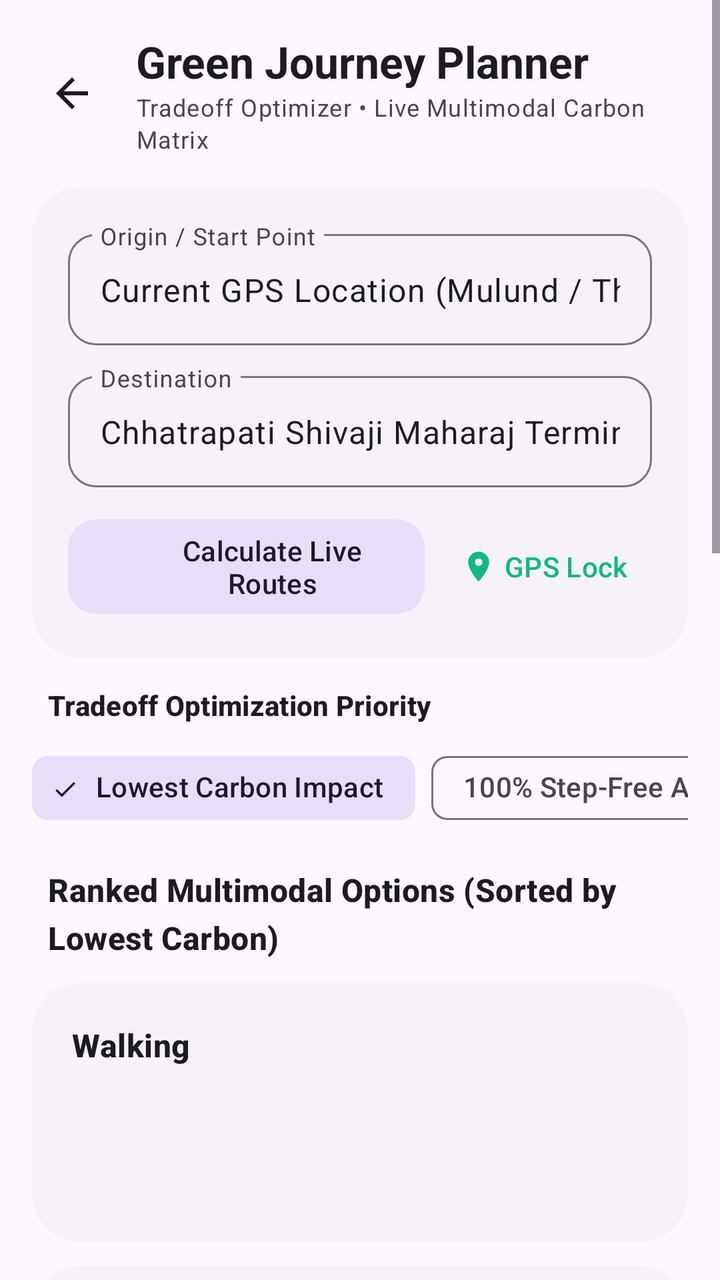
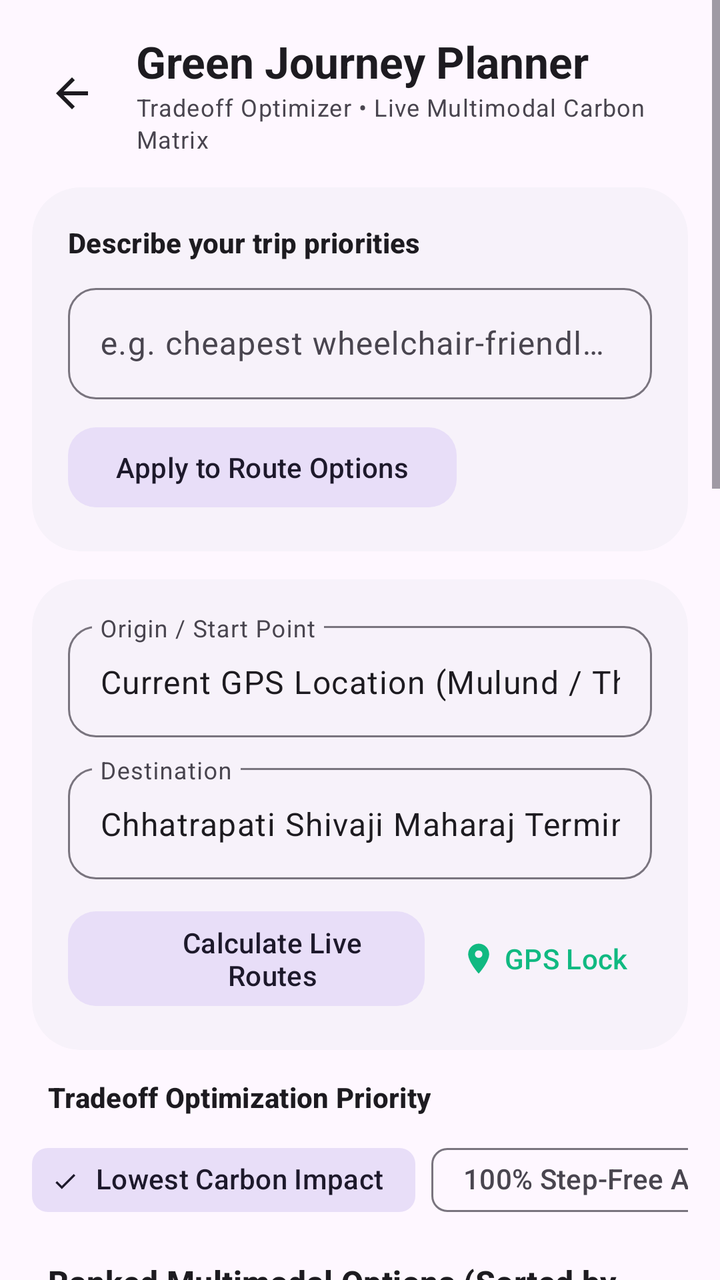

Before-and-after screenshots of an Android layout around one commit, followed by the original layout XML and the change that was made.
<!-- AndroidManifest.xml: application theme Theme.UrbanPulse -->
<!-- res/layout/activity_green_route_planner.xml -->
<?xml version="1.0" encoding="utf-8"?>
<ScrollView xmlns:android="http://schemas.android.com/apk/res/android"
    xmlns:app="http://schemas.android.com/apk/res-auto"
    android:layout_width="match_parent"
    android:layout_height="match_parent"
    android:background="?attr/colorSurface">

    <LinearLayout
        android:layout_width="match_parent"
        android:layout_height="wrap_content"
        android:orientation="vertical"
        android:padding="16dp">

        
        <LinearLayout
            android:layout_width="match_parent"
            android:layout_height="wrap_content"
            android:orientation="horizontal"
            android:gravity="center_vertical"
            android:layout_marginBottom="16dp">

            <ImageButton
                android:id="@+id/btnBack"
                android:layout_width="40dp"
                android:layout_height="40dp"
                android:background="?attr/selectableItemBackgroundBorderless"
                android:src="@drawable/ic_arrow_back"
                app:tint="?attr/colorOnSurface" />

            <LinearLayout
                android:layout_width="0dp"
                android:layout_height="wrap_content"
                android:layout_weight="1"
                android:layout_marginStart="12dp"
                android:orientation="vertical">

                <TextView
                    android:layout_width="wrap_content"
                    android:layout_height="wrap_content"
                    android:text="Green Journey Planner"
                    android:textAppearance="@style/TextAppearance.Material3.TitleLarge"
                    android:textColor="?attr/colorOnSurface"
                    android:textStyle="bold" />

                <TextView
                    android:layout_width="wrap_content"
                    android:layout_height="wrap_content"
                    android:text="Tradeoff Optimizer • Live Multimodal Carbon Matrix"
                    android:textAppearance="@style/TextAppearance.Material3.BodySmall"
                    android:textColor="?attr/colorOnSurfaceVariant" />

            </LinearLayout>

        </LinearLayout>

        
        <com.google.android.material.card.MaterialCardView
            android:layout_width="match_parent"
            android:layout_height="wrap_content"
            style="@style/Widget.Material3.CardView.Filled"
            app:cardCornerRadius="24dp"
            app:cardBackgroundColor="?attr/colorSurfaceContainerLow"
            app:strokeWidth="0dp"
            android:layout_marginBottom="14dp">

            <LinearLayout
                android:layout_width="match_parent"
                android:layout_height="wrap_content"
                android:orientation="vertical"
                android:padding="18dp">

                <com.google.android.material.textfield.TextInputLayout
                    android:id="@+id/inputLayoutOrigin"
                    style="@style/Widget.Material3.TextInputLayout.OutlinedBox"
                    android:layout_width="match_parent"
                    android:layout_height="wrap_content"
                    android:hint="Origin / Start Point"
                    app:boxCornerRadiusTopStart="14dp"
                    app:boxCornerRadiusTopEnd="14dp"
                    app:boxCornerRadiusBottomStart="14dp"
                    app:boxCornerRadiusBottomEnd="14dp">

                    <com.google.android.material.textfield.TextInputEditText
                        android:id="@+id/etOrigin"
                        android:layout_width="match_parent"
                        android:layout_height="wrap_content"
                        android:text="Current GPS Location (Mulund / Thane)"
                        android:inputType="textPostalAddress" />

                </com.google.android.material.textfield.TextInputLayout>

                <com.google.android.material.textfield.TextInputLayout
                    android:id="@+id/inputLayoutDest"
                    style="@style/Widget.Material3.TextInputLayout.OutlinedBox"
                    android:layout_width="match_parent"
                    android:layout_height="wrap_content"
                    android:layout_marginTop="10dp"
                    android:hint="Destination"
                    app:boxCornerRadiusTopStart="14dp"
                    app:boxCornerRadiusTopEnd="14dp"
                    app:boxCornerRadiusBottomStart="14dp"
                    app:boxCornerRadiusBottomEnd="14dp">

                    <com.google.android.material.textfield.TextInputEditText
                        android:id="@+id/etDestination"
                        android:layout_width="match_parent"
                        android:layout_height="wrap_content"
                        android:text="Chhatrapati Shivaji Maharaj Terminus (CSMT)"
                        android:inputType="textPostalAddress" />

                </com.google.android.material.textfield.TextInputLayout>

                <LinearLayout
                    android:layout_width="match_parent"
                    android:layout_height="wrap_content"
                    android:orientation="horizontal"
                    android:gravity="center_vertical"
                    android:layout_marginTop="12dp">

                    <com.google.android.material.button.MaterialButton
                        android:id="@+id/btnRecalculateRoute"
                        style="@style/Widget.Material3.Button.TonalButton"
                        android:layout_width="0dp"
                        android:layout_height="wrap_content"
                        android:layout_weight="1"
                        android:text="Calculate Live Routes"
                        app:cornerRadius="14dp"
                        app:icon="@drawable/ic_traffic" />

                    <com.google.android.material.button.MaterialButton
                        android:id="@+id/btnUseGps"
                        style="@style/Widget.Material3.Button.TextButton"
                        android:layout_width="wrap_content"
                        android:layout_height="wrap_content"
                        android:text="GPS Lock"
                        android:layout_marginStart="6dp"
                        app:icon="@drawable/ic_location_pin" />

                </LinearLayout>

            </LinearLayout>
        </com.google.android.material.card.MaterialCardView>

        
        <TextView
            android:layout_width="wrap_content"
            android:layout_height="wrap_content"
            android:text="Tradeoff Optimization Priority"
            android:textAppearance="@style/TextAppearance.Material3.TitleSmall"
            android:textColor="?attr/colorOnSurface"
            android:textStyle="bold"
            android:layout_marginStart="8dp"
            android:layout_marginBottom="8dp" />

        <HorizontalScrollView
            android:layout_width="match_parent"
            android:layout_height="wrap_content"
            android:scrollbars="none"
            android:layout_marginBottom="16dp">

            <com.google.android.material.chip.ChipGroup
                android:id="@+id/chipGroupTradeoff"
                android:layout_width="wrap_content"
                android:layout_height="wrap_content"
                app:singleSelection="true"
                app:selectionRequired="true">

                <com.google.android.material.chip.Chip
                    android:id="@+id/chipTradeoffEco"
                    android:layout_width="wrap_content"
                    android:layout_height="wrap_content"
                    android:text="Lowest Carbon Impact"
                    android:checked="true"
                    style="@style/Widget.Material3.Chip.Filter" />

                <com.google.android.material.chip.Chip
                    android:id="@+id/chipTradeoffStepFree"
                    android:layout_width="wrap_content"
                    android:layout_height="wrap_content"
                    android:text="100% Step-Free Accessible"
                    style="@style/Widget.Material3.Chip.Filter" />

                <com.google.android.material.chip.Chip
                    android:id="@+id/chipTradeoffFastest"
                    android:layout_width="wrap_content"
                    android:layout_height="wrap_content"
                    android:text="Fastest Travel Time"
                    style="@style/Widget.Material3.Chip.Filter" />

                <com.google.android.material.chip.Chip
                    android:id="@+id/chipTradeoffBudget"
                    android:layout_width="wrap_content"
                    android:layout_height="wrap_content"
                    android:text="Lowest Cost"
                    style="@style/Widget.Material3.Chip.Filter" />

            </com.google.android.material.chip.ChipGroup>
        </HorizontalScrollView>

        
        <TextView
            android:id="@+id/tvRankedHeader"
            android:layout_width="wrap_content"
            android:layout_height="wrap_content"
            android:text="Ranked Multimodal Options (Sorted by Lowest Carbon)"
            android:textAppearance="@style/TextAppearance.Material3.TitleMedium"
            android:textColor="?attr/colorOnSurface"
            android:textStyle="bold"
            android:layout_marginStart="8dp"
            android:layout_marginBottom="12dp" />

        
        <com.google.android.material.card.MaterialCardView
            android:id="@+id/cardOptionWalk"
            android:layout_width="match_parent"
            android:layout_height="wrap_content"
            style="@style/Widget.Material3.CardView.Filled"
            app:cardCornerRadius="24dp"
            app:cardBackgroundColor="?attr/colorSurfaceContainerLow"
            app:strokeWidth="0dp"
            android:layout_marginBottom="12dp">

            <LinearLayout
                android:layout_width="match_parent"
                android:layout_height="wrap_content"
                android:orientation="vertical"
                android:padding="20dp">

                <LinearLayout
                    android:layout_width="match_parent"
                    android:layout_height="wrap_content"
                    android:orientation="horizontal"
                    android:gravity="center_vertical">

                    <TextView
                        android:layout_width="0dp"
                        android:layout_height="wrap_content"
                        android:layout_weight="1"
                        android:text="Walking"
                        android:textAppearance="@style/TextAppearance.Material3.TitleMedium"
                        android:textColor="?attr/colorOnSurface"
                        android:textStyle="bold" />

                    <TextView
                        android:id="@+id/tvWalkBadge"
                        android:layout_width="wrap_content"
                        android:layout_height="wrap_content"
                        android:textAppearance="@style/TextAppearance.Material3.LabelSmall"
                        android:textColor="?attr/colorPrimary"
                        android:textStyle="bold" />

                </LinearLayout>

                <TextView
                    android:id="@+id/tvWalkMetrics"
                    android:layout_width="wrap_content"
                    android:layout_height="wrap_content"
                    android:layout_marginTop="6dp"
                    android:textAppearance="@style/TextAppearance.Material3.BodyMedium"
                    android:textColor="?attr/colorOnSurface" />

                <TextView
                    android:id="@+id/tvWalkAccessibility"
                    android:layout_width="wrap_content"
                    android:layout_height="wrap_content"
                    android:layout_marginTop="4dp"
                    android:textAppearance="@style/TextAppearance.Material3.BodySmall"
                    android:textColor="?attr/colorOnSurfaceVariant" />

                <TextView
                    android:id="@+id/tvWalkSavings"
                    android:layout_width="wrap_content"
                    android:layout_height="wrap_content"
                    android:layout_marginTop="6dp"
                    android:textAppearance="@style/TextAppearance.Material3.BodySmall"
                    android:textColor="?attr/colorOnSurfaceVariant" />

            </LinearLayout>
        </com.google.android.material.card.MaterialCardView>

        
        <com.google.android.material.card.MaterialCardView
            android:id="@+id/cardOptionCycle"
            android:layout_width="match_parent"
            android:layout_height="wrap_content"
            style="@style/Widget.Material3.CardView.Filled"
            app:cardCornerRadius="24dp"
            app:cardBackgroundColor="?attr/colorSurfaceContainerLow"
            app:strokeWidth="0dp"
            android:layout_marginBottom="12dp">

            <LinearLayout
                android:layout_width="match_parent"
                android:layout_height="wrap_content"
                android:orientation="vertical"
                android:padding="20dp">

                <LinearLayout
                    android:layout_width="match_parent"
                    android:layout_height="wrap_content"
                    android:orientation="horizontal"
                    android:gravity="center_vertical">

                    <TextView
                        android:layout_width="0dp"
                        android:layout_height="wrap_content"
                        android:layout_weight="1"
                        android:text="Shared Cycle"
                        android:textAppearance="@style/TextAppearance.Material3.TitleMedium"
                        android:textColor="?attr/colorOnSurface"
                        android:textStyle="bold" />

                    <TextView
                        android:id="@+id/tvCycleBadge"
                        android:layout_width="wrap_content"
                        android:layout_height="wrap_content"
                        android:textAppearance="@style/TextAppearance.Material3.LabelSmall"
                        android:textColor="?attr/colorPrimary"
                        android:textStyle="bold" />

                </LinearLayout>

                <TextView
                    android:id="@+id/tvCycleMetrics"
                    android:layout_width="wrap_content"
                    android:layout_height="wrap_content"
                    android:layout_marginTop="6dp"
                    android:textAppearance="@style/TextAppearance.Material3.BodyMedium"
                    android:textColor="?attr/colorOnSurface" />

                <TextView
                    android:id="@+id/tvCycleAccessibility"
                    android:layout_width="wrap_content"
                    android:layout_height="wrap_content"
                    android:layout_marginTop="4dp"
                    android:textAppearance="@style/TextAppearance.Material3.BodySmall"
                    android:textColor="?attr/colorOnSurfaceVariant" />

                <TextView
                    android:id="@+id/tvCycleSavings"
                    android:layout_width="wrap_content"
                    android:layout_height="wrap_content"
                    android:layout_marginTop="6dp"
                    android:textAppearance="@style/TextAppearance.Material3.BodySmall"
                    android:textColor="?attr/colorOnSurfaceVariant" />

            </LinearLayout>
        </com.google.android.material.card.MaterialCardView>

        
        <com.google.android.material.card.MaterialCardView
            android:id="@+id/cardOptionMetro"
            android:layout_width="match_parent"
            android:layout_height="wrap_content"
            style="@style/Widget.Material3.CardView.Filled"
            app:cardCornerRadius="24dp"
            app:cardBackgroundColor="?attr/colorSurfaceContainerLow"
            app:strokeWidth="2dp"
            app:strokeColor="?attr/colorPrimary"
            android:layout_marginBottom="12dp">

            <LinearLayout
                android:layout_width="match_parent"
                android:layout_height="wrap_content"
                android:orientation="vertical"
                android:padding="20dp">

                <LinearLayout
                    android:layout_width="match_parent"
                    android:layout_height="wrap_content"
                    android:orientation="horizontal"
                    android:gravity="center_vertical">

                    <TextView
                        android:id="@+id/tvMetroTitle"
                        android:layout_width="0dp"
                        android:layout_height="wrap_content"
                        android:layout_weight="1"
                        android:text="Rapid Electric Transit (Metro)"
                        android:textAppearance="@style/TextAppearance.Material3.TitleMedium"
                        android:textColor="?attr/colorOnSurface"
                        android:textStyle="bold" />

                    <TextView
                        android:id="@+id/tvMetroBadge"
                        android:layout_width="wrap_content"
                        android:layout_height="wrap_content"
                        android:text="#1 BEST MATCH"
                        android:textAppearance="@style/TextAppearance.Material3.LabelSmall"
                        android:textColor="?attr/colorPrimary"
                        android:textStyle="bold" />

                </LinearLayout>

                <TextView
                    android:id="@+id/tvMetroMetrics"
                    android:layout_width="wrap_content"
                    android:layout_height="wrap_content"
                    android:layout_marginTop="6dp"
                    android:text="24 mins • ₹30 • 45g CO2e per passenger"
                    android:textAppearance="@style/TextAppearance.Material3.BodyMedium"
                    android:textColor="?attr/colorOnSurface" />

                <TextView
                    android:id="@+id/tvMetroAccessibility"
                    android:layout_width="wrap_content"
                    android:layout_height="wrap_content"
                    android:layout_marginTop="4dp"
                    android:text="Accessibility: 100% Step-Free • Tactile Paving • Level Boarding"
                    android:textAppearance="@style/TextAppearance.Material3.BodySmall"
                    android:textColor="?attr/colorPrimary" />

                <TextView
                    android:id="@+id/tvMetroSavings"
                    android:layout_width="wrap_content"
                    android:layout_height="wrap_content"
                    android:layout_marginTop="6dp"
                    android:text="CO2 Avoided vs Petrol Cab: -435g (91% cleaner)"
                    android:textAppearance="@style/TextAppearance.Material3.BodySmall"
                    android:textColor="?attr/colorOnSurfaceVariant" />

            </LinearLayout>
        </com.google.android.material.card.MaterialCardView>

        
        <com.google.android.material.card.MaterialCardView
            android:id="@+id/cardOptionBus"
            android:layout_width="match_parent"
            android:layout_height="wrap_content"
            style="@style/Widget.Material3.CardView.Filled"
            app:cardCornerRadius="24dp"
            app:cardBackgroundColor="?attr/colorSurfaceContainerLow"
            app:strokeWidth="0dp"
            android:layout_marginBottom="12dp">

            <LinearLayout
                android:layout_width="match_parent"
                android:layout_height="wrap_content"
                android:orientation="vertical"
                android:padding="20dp">

                <LinearLayout
                    android:layout_width="match_parent"
                    android:layout_height="wrap_content"
                    android:orientation="horizontal"
                    android:gravity="center_vertical">

                    <TextView
                        android:layout_width="0dp"
                        android:layout_height="wrap_content"
                        android:layout_weight="1"
                        android:text="Electric AC Low-Floor Bus"
                        android:textAppearance="@style/TextAppearance.Material3.TitleMedium"
                        android:textColor="?attr/colorOnSurface"
                        android:textStyle="bold" />

                    <TextView
                        android:id="@+id/tvBusBadge"
                        android:layout_width="wrap_content"
                        android:layout_height="wrap_content"
                        android:textAppearance="@style/TextAppearance.Material3.LabelSmall"
                        android:textColor="?attr/colorPrimary"
                        android:textStyle="bold" />

                </LinearLayout>

                <TextView
                    android:id="@+id/tvBusMetrics"
                    android:layout_width="wrap_content"
                    android:layout_height="wrap_content"
                    android:layout_marginTop="6dp"
                    android:text="36 mins • ₹15 • 70g CO2e per passenger"
                    android:textAppearance="@style/TextAppearance.Material3.BodyMedium"
                    android:textColor="?attr/colorOnSurface" />

                <TextView
                    android:id="@+id/tvBusAccessibility"
                    android:layout_width="wrap_content"
                    android:layout_height="wrap_content"
                    android:layout_marginTop="4dp"
                    android:text="Accessibility: Low-floor hydraulic wheelchair ramp"
                    android:textAppearance="@style/TextAppearance.Material3.BodySmall"
                    android:textColor="?attr/colorPrimary" />

                <TextView
                    android:id="@+id/tvBusSavings"
                    android:layout_width="wrap_content"
                    android:layout_height="wrap_content"
                    android:layout_marginTop="6dp"
                    android:text="CO2 Avoided vs Petrol Cab: -410g (85% cleaner)"
                    android:textAppearance="@style/TextAppearance.Material3.BodySmall"
                    android:textColor="?attr/colorOnSurfaceVariant" />

            </LinearLayout>
        </com.google.android.material.card.MaterialCardView>

        
        <com.google.android.material.card.MaterialCardView
            android:id="@+id/cardOptionEvCab"
            android:layout_width="match_parent"
            android:layout_height="wrap_content"
            style="@style/Widget.Material3.CardView.Filled"
            app:cardCornerRadius="24dp"
            app:cardBackgroundColor="?attr/colorSurfaceContainerLow"
            app:strokeWidth="0dp"
            android:layout_marginBottom="12dp">

            <LinearLayout
                android:layout_width="match_parent"
                android:layout_height="wrap_content"
                android:orientation="vertical"
                android:padding="20dp">

                <LinearLayout
                    android:layout_width="match_parent"
                    android:layout_height="wrap_content"
                    android:orientation="horizontal"
                    android:gravity="center_vertical">

                    <TextView
                        android:layout_width="0dp"
                        android:layout_height="wrap_content"
                        android:layout_weight="1"
                        android:text="Shared EV Rideshare"
                        android:textAppearance="@style/TextAppearance.Material3.TitleMedium"
                        android:textColor="?attr/colorOnSurface"
                        android:textStyle="bold" />

                    <TextView
                        android:id="@+id/tvEvCabBadge"
                        android:layout_width="wrap_content"
                        android:layout_height="wrap_content"
                        android:textAppearance="@style/TextAppearance.Material3.LabelSmall"
                        android:textColor="?attr/colorPrimary"
                        android:textStyle="bold" />

                </LinearLayout>

                <TextView
                    android:id="@+id/tvEvCabMetrics"
                    android:layout_width="wrap_content"
                    android:layout_height="wrap_content"
                    android:layout_marginTop="6dp"
                    android:text="22 mins • ₹160 • 120g CO2e per passenger"
                    android:textAppearance="@style/TextAppearance.Material3.BodyMedium"
                    android:textColor="?attr/colorOnSurface" />

                <TextView
                    android:id="@+id/tvEvCabAccessibility"
                    android:layout_width="wrap_content"
                    android:layout_height="wrap_content"
                    android:layout_marginTop="4dp"
                    android:text="Accessibility: Curbside door-to-door, folding wheelchair trunk"
                    android:textAppearance="@style/TextAppearance.Material3.BodySmall"
                    android:textColor="?attr/colorOnSurfaceVariant" />

                <TextView
                    android:id="@+id/tvEvCabSavings"
                    android:layout_width="wrap_content"
                    android:layout_height="wrap_content"
                    android:layout_marginTop="6dp"
                    android:text="CO2 Avoided vs Petrol Cab: -360g (75% cleaner)"
                    android:textAppearance="@style/TextAppearance.Material3.BodySmall"
                    android:textColor="?attr/colorOnSurfaceVariant" />

            </LinearLayout>
        </com.google.android.material.card.MaterialCardView>

        
        <com.google.android.material.card.MaterialCardView
            android:id="@+id/cardOptionTaxi"
            android:layout_width="match_parent"
            android:layout_height="wrap_content"
            style="@style/Widget.Material3.CardView.Filled"
            app:cardCornerRadius="24dp"
            app:cardBackgroundColor="?attr/colorSurfaceContainerLow"
            app:strokeWidth="0dp"
            android:layout_marginBottom="24dp">

            <LinearLayout
                android:layout_width="match_parent"
                android:layout_height="wrap_content"
                android:orientation="vertical"
                android:padding="20dp">

                <LinearLayout
                    android:layout_width="match_parent"
                    android:layout_height="wrap_content"
                    android:orientation="horizontal"
                    android:gravity="center_vertical">

                    <TextView
                        android:layout_width="0dp"
                        android:layout_height="wrap_content"
                        android:layout_weight="1"
                        android:text="Conventional Petrol Cab"
                        android:textAppearance="@style/TextAppearance.Material3.TitleMedium"
                        android:textColor="?attr/colorOnSurface"
                        android:textStyle="bold" />

                    <TextView
                        android:id="@+id/tvTaxiBadge"
                        android:layout_width="wrap_content"
                        android:layout_height="wrap_content"
                        android:textAppearance="@style/TextAppearance.Material3.LabelSmall"
                        android:textColor="?attr/colorPrimary"
                        android:textStyle="bold" />

                </LinearLayout>

                <TextView
                    android:id="@+id/tvTaxiMetrics"
                    android:layout_width="wrap_content"
                    android:layout_height="wrap_content"
                    android:layout_marginTop="6dp"
                    android:text="24 mins • ₹240 • 480g CO2e per passenger"
                    android:textAppearance="@style/TextAppearance.Material3.BodyMedium"
                    android:textColor="?attr/colorOnSurface" />

                <TextView
                    android:id="@+id/tvTaxiAccessibility"
                    android:layout_width="wrap_content"
                    android:layout_height="wrap_content"
                    android:layout_marginTop="4dp"
                    android:text="Accessibility: Standard sedan curbside"
                    android:textAppearance="@style/TextAppearance.Material3.BodySmall"
                    android:textColor="?attr/colorOnSurfaceVariant" />

                <TextView
                    android:id="@+id/tvTaxiSavings"
                    android:layout_width="wrap_content"
                    android:layout_height="wrap_content"
                    android:layout_marginTop="6dp"
                    android:text="Baseline high-emission reference"
                    android:textAppearance="@style/TextAppearance.Material3.BodySmall"
                    android:textColor="?attr/colorOnSurfaceVariant" />

            </LinearLayout>
        </com.google.android.material.card.MaterialCardView>

        
        <com.google.android.material.button.MaterialButton
            android:id="@+id/btnConfirmGreenRoute"
            android:layout_width="match_parent"
            android:layout_height="56dp"
            android:text="Confirm Green Journey (+40 Carbon Credits)"
            app:cornerRadius="20dp"
            style="@style/Widget.Material3.Button"/>

    </LinearLayout>
</ScrollView>
<!-- resources referenced by this layout -->
<resources>
  <!-- drawable ic_arrow_back (drawable) -->
  <vector xmlns:android="http://schemas.android.com/apk/res/android"
      android:width="24dp"
      android:height="24dp"
      android:viewportWidth="24"
      android:viewportHeight="24">
    <path
        android:fillColor="@android:color/white"
        android:pathData="M20,11H7.83l5.59,-5.59L12,4l-8,8 8,8 1.41,-1.41L7.83,13H20v-2z"/>
  </vector>
  <!-- drawable ic_location_pin (drawable) -->
  <vector xmlns:android="http://schemas.android.com/apk/res/android"
      android:width="24dp"
      android:height="24dp"
      android:viewportWidth="24"
      android:viewportHeight="24">
    <path
        android:fillColor="@android:color/white"
        android:pathData="M12,2C8.13,2 5,5.13 5,9c0,5.25 7,13 7,13s7,-7.75 7,-13c0,-3.87 -3.13,-7 -7,-7zM12,11.5c-1.38,0 -2.5,-1.12 -2.5,-2.5s1.12,-2.5 2.5,-2.5 2.5,1.12 2.5,2.5 -1.12,2.5 -2.5,2.5z"/>
  </vector>
  <!-- drawable ic_traffic (drawable) -->
  <?xml version="1.0" encoding="utf-8"?>
  <selector xmlns:android="http://schemas.android.com/apk/res/android">
  
  </selector>
  <style name="Theme.UrbanPulse" parent="Theme.Material3.DayNight.NoActionBar">
          <item name="colorPrimary">@color/primary_green</item>
          <item name="colorSecondary">@color/teal_700</item>
          <item name="android:statusBarColor">?attr/colorSurface</item>
          <item name="android:windowLightStatusBar" tools:targetApi="m">true</item>
      </style>
  <color name="primary_green">#10B981</color>
  <color name="teal_700">#0F766E</color>
</resources>

<!-- the commit's change to res/layout/activity_green_route_planner.xml (unified diff, before → after) -->
@@ -69,6 +69,70 @@
                 android:orientation="vertical"
                 android:padding="18dp">
 
+                <TextView
+                    android:layout_width="wrap_content"
+                    android:layout_height="wrap_content"
+                    android:text="Describe your trip priorities"
+                    android:textAppearance="@style/TextAppearance.Material3.TitleSmall"
+                    android:textColor="?attr/colorOnSurface"
+                    android:textStyle="bold" />
+
+                <com.google.android.material.textfield.TextInputLayout
+                    style="@style/Widget.Material3.TextInputLayout.OutlinedBox"
+                    android:layout_width="match_parent"
+                    android:layout_height="wrap_content"
+                    android:layout_marginTop="8dp"
+                    android:hint="e.g. cheapest wheelchair-friendly option"
+                    app:boxCornerRadiusTopStart="14dp"
+                    app:boxCornerRadiusTopEnd="14dp"
+                    app:boxCornerRadiusBottomStart="14dp"
+                    app:boxCornerRadiusBottomEnd="14dp">
+
+                    <com.google.android.material.textfield.TextInputEditText
+                        android:id="@+id/etTripIntent"
+                        android:layout_width="match_parent"
+                        android:layout_height="wrap_content"
+                        android:inputType="text" />
+
+                </com.google.android.material.textfield.TextInputLayout>
+
+                <com.google.android.material.button.MaterialButton
+                    android:id="@+id/btnApplyIntent"
+                    style="@style/Widget.Material3.Button.TonalButton"
+                    android:layout_width="wrap_content"
+                    android:layout_height="wrap_content"
+                    android:layout_marginTop="10dp"
+                    android:text="Apply to Route Options"
+                    app:cornerRadius="14dp" />
+
+                <TextView
+                    android:id="@+id/tvIntentSummary"
+                    android:layout_width="match_parent"
+                    android:layout_height="wrap_content"
+                    android:layout_marginTop="8dp"
+                    android:textAppearance="@style/TextAppearance.Material3.BodySmall"
+                    android:textColor="?attr/colorOnSurfaceVariant"
+                    android:visibility="gone" />
+
+            </LinearLayout>
+        </com.google.android.material.card.MaterialCardView>
+
+        
+        <com.google.android.material.card.MaterialCardView
+            android:layout_width="match_parent"
+            android:layout_height="wrap_content"
+            style="@style/Widget.Material3.CardView.Filled"
+            app:cardCornerRadius="24dp"
+            app:cardBackgroundColor="?attr/colorSurfaceContainerLow"
+            app:strokeWidth="0dp"
+            android:layout_marginBottom="14dp">
+
+            <LinearLayout
+                android:layout_width="match_parent"
+                android:layout_height="wrap_content"
+                android:orientation="vertical"
+                android:padding="18dp">
+
                 <com.google.android.material.textfield.TextInputLayout
                     android:id="@+id/inputLayoutOrigin"
                     style="@style/Widget.Material3.TextInputLayout.OutlinedBox"
